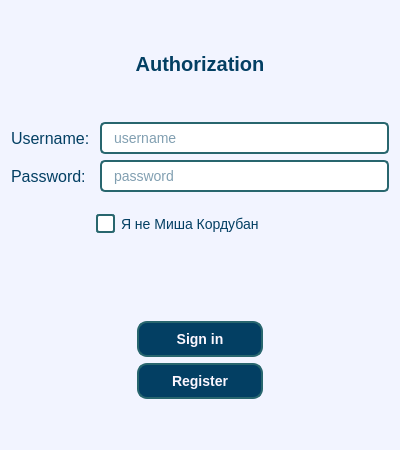
Before: the Qt Designer form course_work/source/menu/Auth and registration/authorization.ui in R-Kiselev/Lab1, drawn with Qt 5.
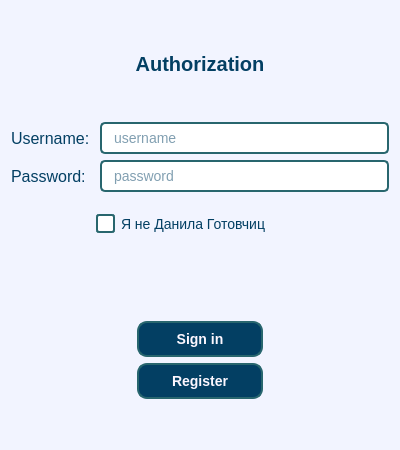
After: the same form once the commit is applied.

What changed in the file:
```diff
--- a/course_work/source/menu/Auth and registration/authorization.ui
+++ b/course_work/source/menu/Auth and registration/authorization.ui
@@ -339,7 +339,7 @@
        <item>
         <widget class="QCheckBox" name="im_not_Misha_check">
          <property name="text">
-          <string>Я не Миша Кордубан</string>
+          <string>Я не Данила Готовчиц</string>
          </property>
         </widget>
        </item>
```
